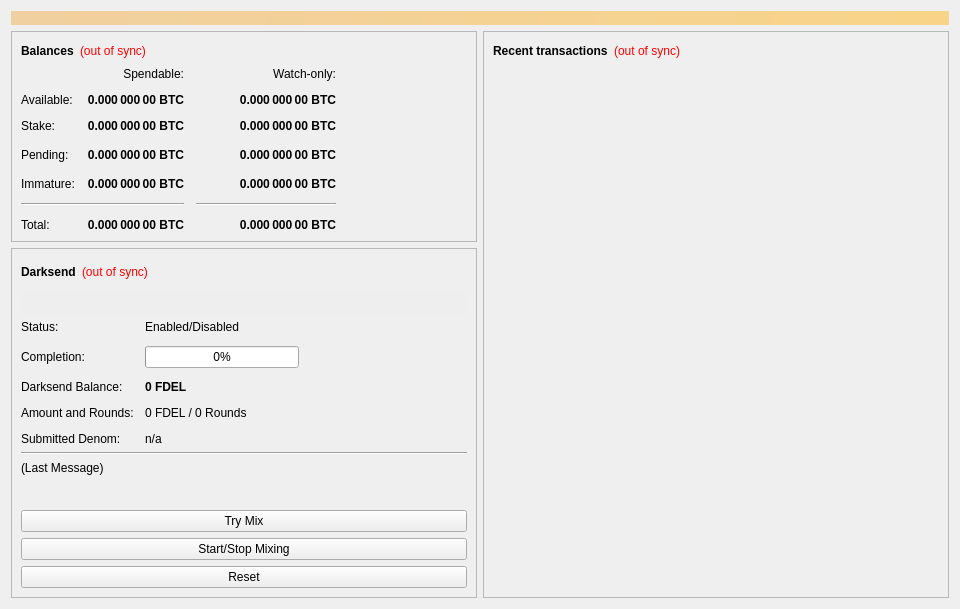
Above: src/qt/forms/overviewpage.ui from hronopay/fd before the change. Below: the same form after it.
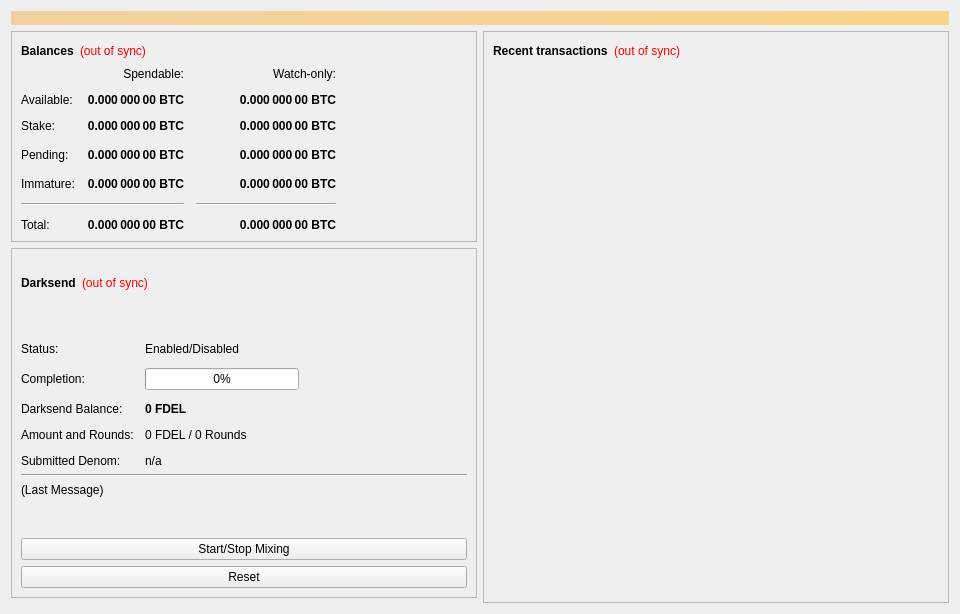
That is the form after the change.

Commit message: delete Try Mix

The edit to the form file:
```diff
--- a/src/qt/forms/overviewpage.ui
+++ b/src/qt/forms/overviewpage.ui
@@ -7,7 +7,7 @@
     <x>0</x>
     <y>0</y>
     <width>960</width>
-    <height>594</height>
+    <height>614</height>
    </rect>
   </property>
   <property name="minimumSize">
@@ -1077,22 +1077,6 @@
             </property>
            </widget>
           </item>
-          <item>
-           <widget class="QPushButton" name="darksendAuto">
-            <property name="sizePolicy">
-             <sizepolicy hsizetype="MinimumExpanding" vsizetype="Fixed">
-              <horstretch>0</horstretch>
-              <verstretch>0</verstretch>
-             </sizepolicy>
-            </property>
-            <property name="toolTip">
-             <string>Try to manually submit a Darksend request.</string>
-            </property>
-            <property name="text">
-             <string>Try Mix</string>
-            </property>
-           </widget>
-          </item>
           <item>
            <widget class="QPushButton" name="toggleDarksend">
             <property name="sizePolicy">
```
The commit also changes 2 other files.
